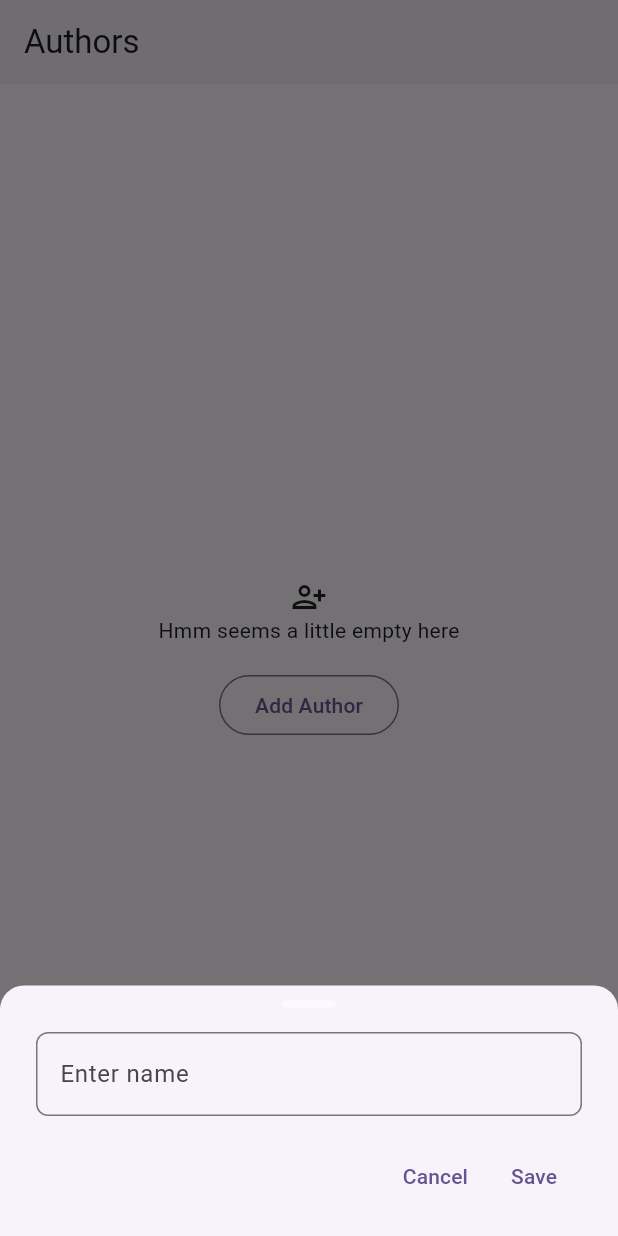
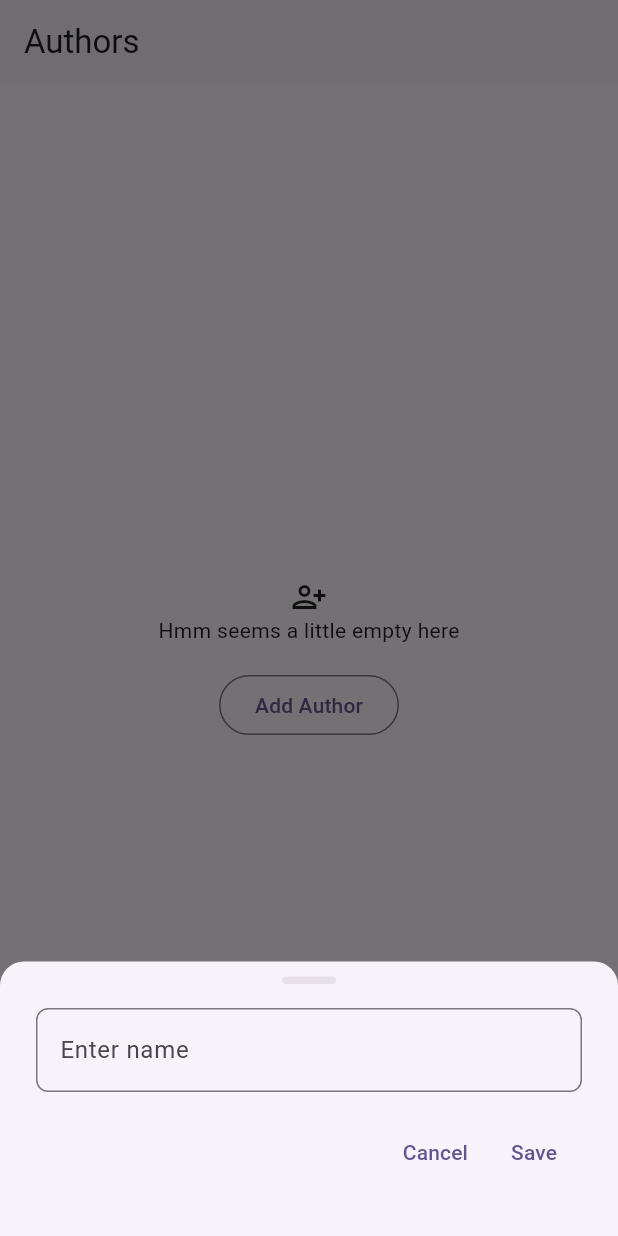
Before and after one commit to lesedipitsi123/BlogApp-Flutter, a Flutter app: the screen it shows after launch, after a tap on "Add Author", on a phone screen of 412 x 824 dp. Run offline on Flutter 3.47's test engine with Material 2 defaults, Android fonts, the phone set to English and light mode, and no system bars; our stand-ins replace get_it, injectable, sqflite; accounts and stored records are empty.

```diff
--- a/lib/constants/dimens.dart
+++ b/lib/constants/dimens.dart
@@ -1,6 +1,7 @@
 import 'package:flutter/widgets.dart';
 const columnDivider16 = SizedBox(height: 16);
 const columnDivider24 = SizedBox(height: 24);
+const columnDivider32 = SizedBox(height: 32);
 
 const rowDivider16 = SizedBox(width: 16);
 const rowDivider24 = SizedBox(width: 24);
--- a/lib/view/author/author_add_bottom_sheet.dart
+++ b/lib/view/author/author_add_bottom_sheet.dart
@@ -79,7 +79,7 @@ class _AuthorBottomSheetState extends State<AuthorBottomSheet> {
                   )
                 ],
               ),
-              columnDivider16,
+              columnDivider32,
             ]),
           )
         ]);
--- a/lib/view/widgets/drag_handle_widget.dart
+++ b/lib/view/widgets/drag_handle_widget.dart
@@ -10,7 +10,8 @@ class DragHandle extends StatelessWidget {
       width: 36.0,
       decoration: BoxDecoration(
           borderRadius: BorderRadius.circular(10.0),
-          color: Theme.of(context).colorScheme.surface),
+          color: Theme.of(context).colorScheme.surfaceVariant
+      ),
     );
   }
 }
```
Also changed, not shown: 2 other files.
